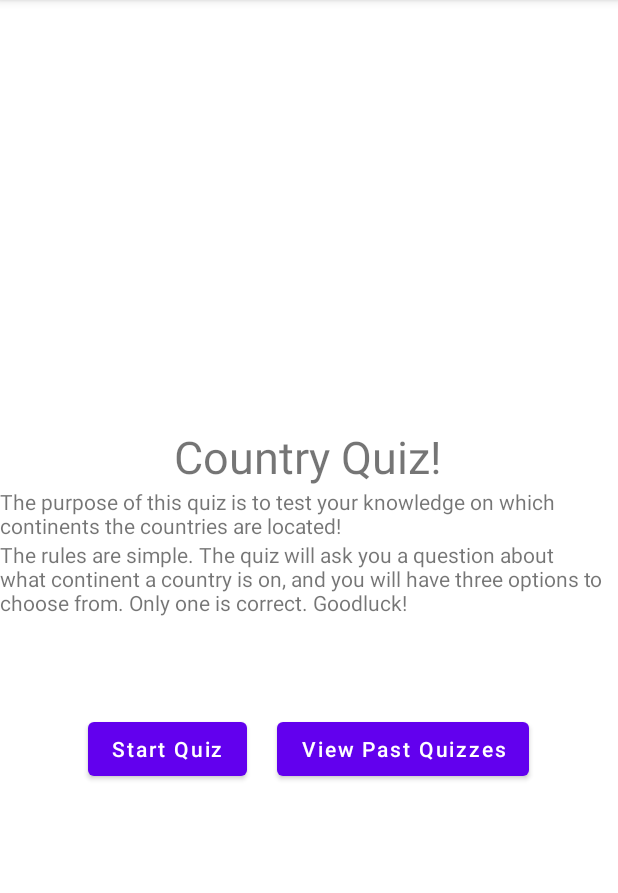
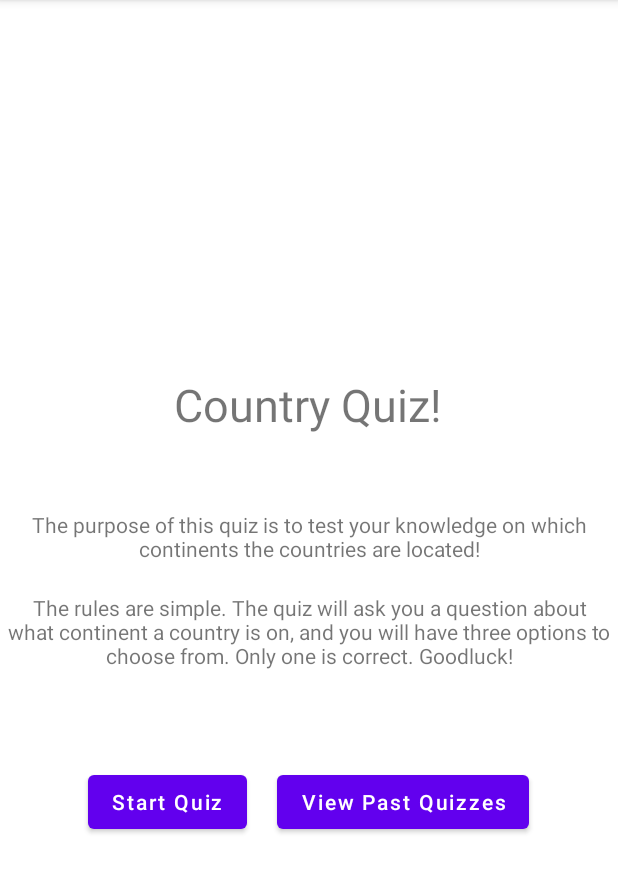
Before and after one commit to alexschepers/Project4, an Android app: the screen it shows after launch (MainActivity), on a phone screen of 412 x 824 dp, the part 84-977 px from its top. Run offline under Robolectric (Android 15) with nearby library versions, the phone set to English and light mode, and no system bars; libraries missing offline, so code that uses them is left out: com.opencsv; 4 statements that could not run were skipped.

```diff
--- a/app/src/main/java/edu/uga/cs/project4/MainActivity.java
+++ b/app/src/main/java/edu/uga/cs/project4/MainActivity.java
@@ -23,10 +23,7 @@ public class MainActivity extends AppCompatActivity {
      */
     private Button startQuizButton;
     private Button viewResultsButton;
-    String countryArray[];
     Country countryObjectArray[];
-    String continentArray[] = {"Asia", "Antarctica", "Africa", "Australia", "Europe", "North America", "South America"};
-
 
     @Override
     protected void onCreate(Bundle savedInstanceState) {
@@ -35,17 +32,14 @@ public class MainActivity extends AppCompatActivity {
 
         try {
             InputStream in_s = getAssets().open("country_continent.csv");
-            // read the CSV data
             CSVReader reader = new CSVReader( new InputStreamReader( in_s ) );
             String[] nextRow;
             int i = 0;
-            countryArray = new String[196];
             countryObjectArray = new Country[196];
             while( ( nextRow = reader.readNext() ) != null ) {
-                Log.i("TAG", String.valueOf(nextRow));
-                countryArray[i] = String.valueOf(nextRow);
-                String countryName = countryArray[i].substring(0, countryArray[i].indexOf(","));
-                String continentName = countryArray[i].substring(countryArray[i].indexOf(",") + 1);
+                Log.i("TAG", nextRow[0] + " " + nextRow[1]);
+                String countryName = nextRow[0];
+                String continentName = nextRow[1];
                 Country newCountry = new Country(countryName, continentName);
                 countryObjectArray[i] = newCountry;
                 i++;
@@ -61,28 +55,14 @@ public class MainActivity extends AppCompatActivity {
         int randomNumArray[] = new int[6];
         for (int i = 0; i < randomNumArray.length; i++) {
             randomNumArray[i] = randomNum.nextInt(upper);
-            //Question newQuestion = new Question(countryObjectArray[randomNumArray[i]]);
-            //questionArray[i] = newQuestion;
+            Question newQuestion = new Question(countryObjectArray[randomNumArray[i]]);
+            Log.i("TAG", newQuestion.toString() + " " + newQuestion.getCorrectAnswer());
+            Log.i("TAG", newQuestion.getWrongAnswerOne());
+            Log.i("TAG", newQuestion.getWrongAnswerTwo());
+            questionArray[i] = newQuestion;
         }
 
         Quiz quizToUse = new Quiz (questionArray);
-
-        //Log.assert(TAG, String.valueOf(quizToUse));
-
-
-        /*
-        Random rand= new Random();
-        int upperbound = 196;
-
-        int quizCountryNum[] = {};
-        String countryQuestion[] ={};
-        for(int i = 0; i < 6; i++){
-            quizCountryNum[i] = rand.nextInt(upperbound);
-            //read from data table and place country with id that matches the randomly generated number into the countryQuestion array
-            //when quiz starts, pull country from array and insert into question
-            countryQuestion[i] = String.valueOf(countryArray[i]);
-        }
-         */
 
 
         /**
--- a/app/src/main/java/edu/uga/cs/project4/Question.java
+++ b/app/src/main/java/edu/uga/cs/project4/Question.java
@@ -1,4 +1,6 @@
 package edu.uga.cs.project4;
+
+import android.util.Log;
 
 import java.util.Random;
 
@@ -10,6 +12,8 @@ public class Question {
     private String wrongAnswerOne;
     private String wrongAnswerTwo;
 
+    String continentArray[] = {"Asia", "Antarctica", "Africa", "Australia", "Europe", "North America", "South America"};
+
     public Question() {
         this.id = -1;
         this.country = null;
@@ -20,17 +24,38 @@ public class Question {
         this.correctAnswer = country.getContinent();
 
         // need to be changed later, just for testing purposes
-        this.wrongAnswerOne = "Asia";
-        this.wrongAnswerTwo = "Africa";
+        this.wrongAnswerOne = getWrongAnswer();
+        this.wrongAnswerTwo = getWrongAnswer();
     }
 
     // don't think we need these but just in case
     public long getId() { return id; }
     public void setId(long id) { this.id = id; }
 
+    public String getCorrectAnswer() {return correctAnswer; }
+    public String getWrongAnswerOne() {return wrongAnswerOne; }
+    public String getWrongAnswerTwo() {return wrongAnswerTwo; }
+
+
     // forming the actual question
     public String toString() {
-        return "Name the continent on which " + this.country + " is located.";
+        return "Name the continent on which " + this.country.getName() + " is located.";
+    }
+
+    public String getWrongAnswer() {
+        String returnString = "";
+
+        Random randomNum = new Random();
+        int upper = continentArray.length;
+        int rand = randomNum.nextInt(upper);
+        if (continentArray[rand] != correctAnswer) {
+            returnString = continentArray[rand];
+        } else {
+            rand = randomNum.nextInt(upper);
+            returnString = continentArray[rand];
+        }
+
+        return returnString;
     }
 
 }
--- a/app/src/main/res/layout/activity_main.xml
+++ b/app/src/main/res/layout/activity_main.xml
@@ -13,6 +13,7 @@
         android:layout_width="wrap_content"
         android:layout_height="wrap_content"
         android:layout_marginTop="40dp"
+        android:layout_marginBottom="50dp"
         android:text="Country Quiz!"
         android:textSize="30sp" />
 
@@ -20,6 +21,8 @@
         android:id="@+id/textView3"
         android:layout_width="wrap_content"
         android:layout_height="wrap_content"
+        android:layout_marginBottom="20dp"
+        android:gravity="center"
         android:text="@string/purpose" />
 
     <TextView
@@ -27,6 +30,7 @@
         android:layout_width="wrap_content"
         android:layout_height="wrap_content"
         android:layout_marginBottom="64dp"
+        android:gravity="center"
         android:text="@string/rules" />
 
     <LinearLayout
```
Also changed, not shown: app/src/main/java/edu/uga/cs/project4/Country.java (+6 -12 lines).
